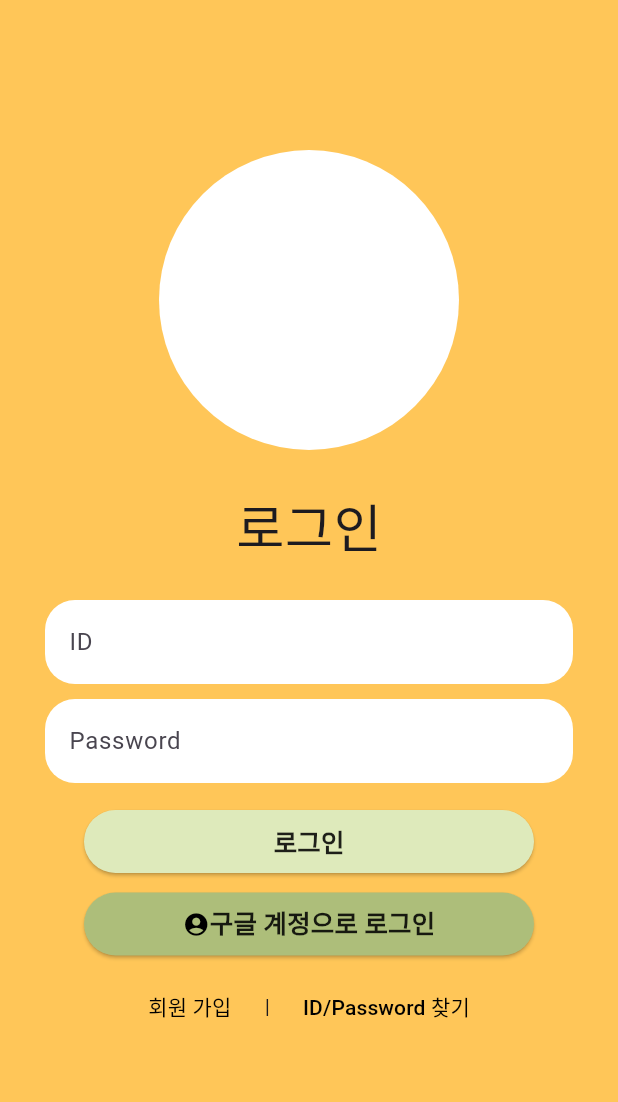
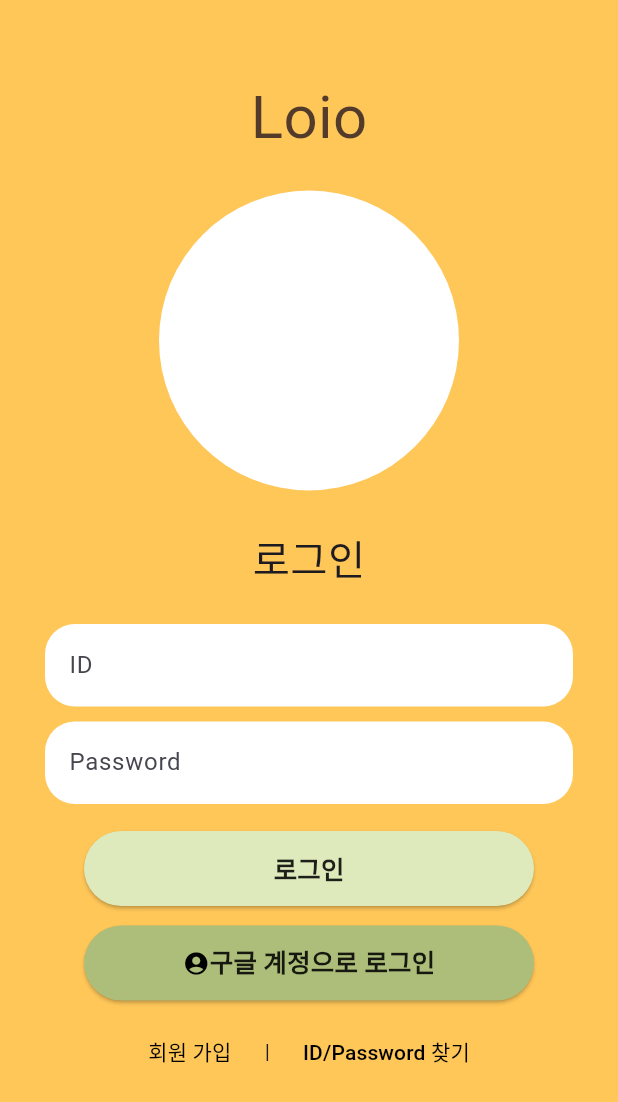
Before and after one commit to CSID-DGU/2024-01-CSC4004-03-I-Contact, a Flutter app: the screen it shows after launch, on a phone screen of 412 x 824 dp. Shown: the top 1102 px of the screen. Run offline on Flutter 3.47's test engine with Material 3 defaults, Android fonts, the phone set to English and light mode, and no system bars; our stand-ins replace flutter_secure_storage, riverpod, shared_preferences; missing offline and left inert: dart:ffi, flutter_naver_map; accounts and stored records are empty.

Commit message:
design: 디자인 수정

```diff
--- a/owner/lib/Screen/Main/login_page.dart
+++ b/owner/lib/Screen/Main/login_page.dart
@@ -89,7 +89,16 @@ class _LoginPageState extends State<LoginPage> {
                     mainAxisAlignment: MainAxisAlignment.center,
                     mainAxisSize: MainAxisSize.min, // Column의 높이를 최소로 설정
                     children: [
-                      const SizedBox(height: 70),
+                      const Padding(
+                        padding: EdgeInsets.symmetric(vertical: 20),
+                        child: Text(
+                          'Loio',
+                          style: TextStyle(
+                              fontSize: 40,
+                              color: Color.fromARGB(255, 82, 59, 42)),
+                        ),
+                      ),
+                      //const SizedBox(height: 60),
                       const CircleAvatar(
                         // Flexible 제거
                         backgroundColor: Colors.white,
@@ -99,12 +108,18 @@ class _LoginPageState extends State<LoginPage> {
                         padding: EdgeInsets.symmetric(vertical: 25),
                         child: Text(
                           '로그인',
-                          style: TextStyle(fontSize: 35),
+                          style: TextStyle(fontSize: 27),
                         ),
                       ),
                       Column(
                         children: [
-                          TextField(
+                          Container(
+                            height: 55,
+                            width: 400,
+                            decoration: BoxDecoration(
+                              borderRadius: BorderRadius.circular(70),
+                            ),
+                            child: TextField(
                               decoration: InputDecoration(
                                 labelText: 'ID',
                                 filled: true,
@@ -115,12 +130,20 @@ class _LoginPageState extends State<LoginPage> {
                                 ),
                               ),
                               autofocus: false,
-                            controller: controllerUsername, // 컨트롤러 예제에서는 주석 처리
+                              controller:
+                                  controllerUsername, // 컨트롤러 예제에서는 주석 처리
+                            ),
                           ),
                           const SizedBox(
                             height: 10,
                           ),
-                          TextField(
+                          Container(
+                            height: 55,
+                            width: 400,
+                            decoration: BoxDecoration(
+                              borderRadius: BorderRadius.circular(70),
+                            ),
+                            child: TextField(
                               decoration: InputDecoration(
                                 labelText: 'Password',
                                 filled: true,
@@ -134,12 +157,13 @@ class _LoginPageState extends State<LoginPage> {
                               autofocus: false,
                               controller: controllerPwd, // 컨트롤러 예제에서는 주석 처리
                             ),
+                          ),
                           const SizedBox(
                             height: 18,
                           ),
                           SizedBox(
                             width: 300.0,
-                            height: 42.0,
+                            height: 50.0,
                             child: ElevatedButton(
                               style: ButtonStyle(
                                 backgroundColor: MaterialStateProperty.all(
@@ -161,7 +185,7 @@ class _LoginPageState extends State<LoginPage> {
                           ),
                           SizedBox(
                             width: 300.0,
-                            height: 42.0,
+                            height: 50.0,
                             child: ElevatedButton(
                               style: ButtonStyle(
                                 backgroundColor: MaterialStateProperty.all(
--- a/owner/lib/Screen/Main/store_info_page.dart
+++ b/owner/lib/Screen/Main/store_info_page.dart
@@ -3,7 +3,7 @@ import 'package:flutter/material.dart';
 import 'package:flutter/services.dart';
 import 'package:flutter/widgets.dart';
 import 'package:leftover_is_over_owner/Model/store_model.dart';
-import 'package:leftover_is_over_owner/Services/user_services.dart';
+import 'package:leftover_is_over_owner/Services/store_services.dart';
 import 'package:leftover_is_over_owner/Widget/show_custom_dialog_widget.dart';
 import 'package:leftover_is_over_owner/Services/auth_services.dart';
 import 'dart:ui';
@@ -144,7 +144,7 @@ class _StoreInfoPageState extends State<StoreInfoPage> {
   }
 
   void _loadStore() async {
-    store = await UserService.getStoreInfo();
+    store = await StoreService.getStoreInfo();
     setState(() {
       isLoading = false;
       controllerName.text = store.name;
```
Also changed, not shown: owner/lib/Screen/Main/main_page.dart (+6 -5 lines). Lines whose indentation alone changed are shown as unchanged.
